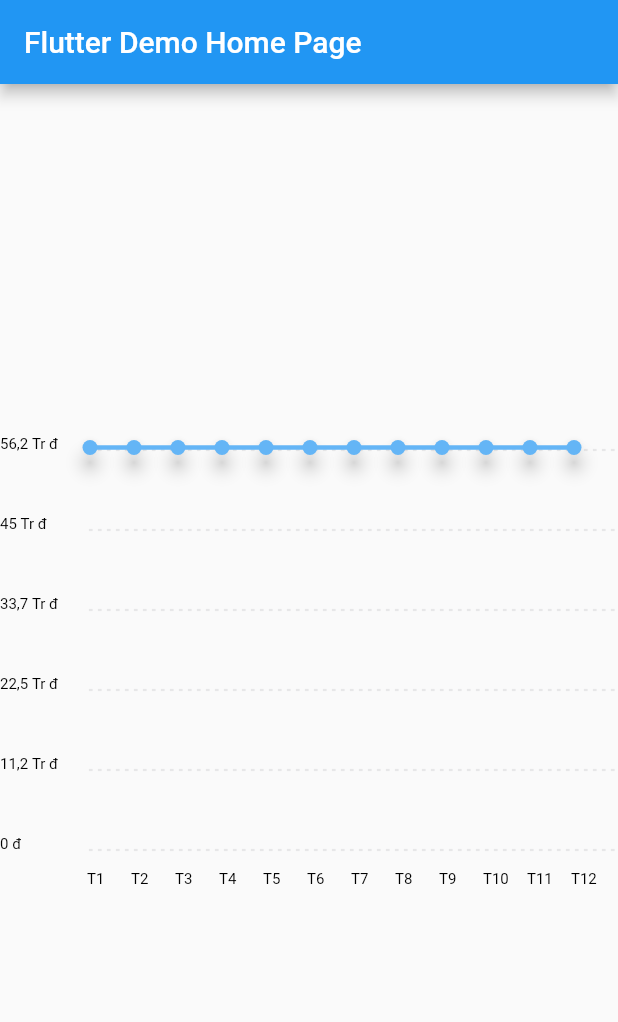
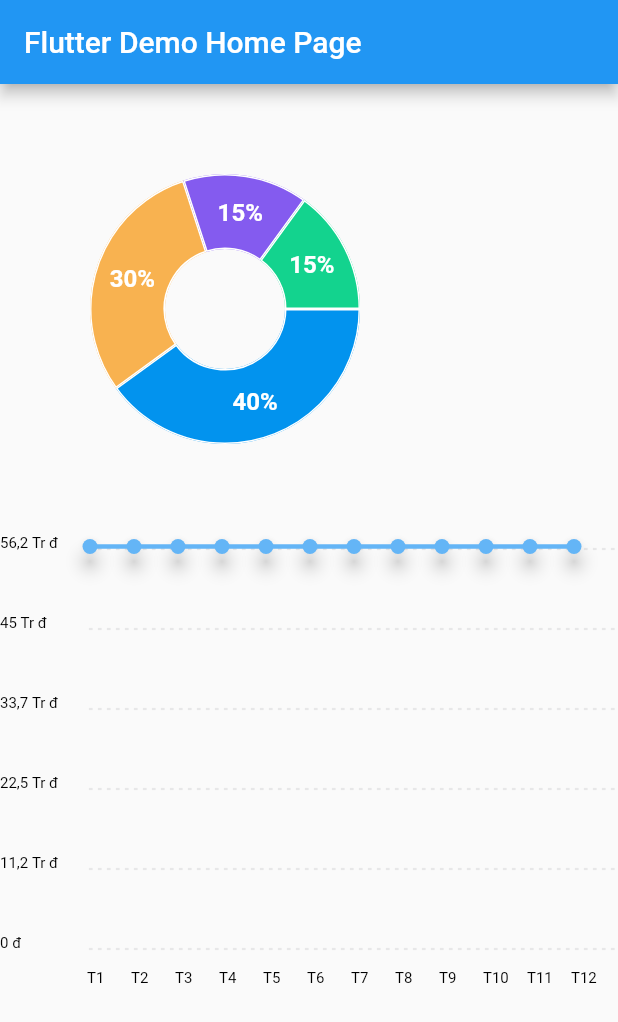
Before and after one commit to tranhieudevvietnam/flutter-chart, a Flutter app: the screen it shows after launch, on a phone screen of 412 x 824 dp. Shown: the top 1022 px of the screen. Run offline on Flutter 3.47's test engine with Material 2 defaults, Android fonts, the phone set to English and light mode, and no system bars.

Commit message:
update pie chart

```diff
--- a/flutter_chart/lib/main.dart
+++ b/flutter_chart/lib/main.dart
@@ -3,6 +3,7 @@ import 'dart:math';
 import 'package:flutter/material.dart';
 
 import 'line_chart/chart_line.dart';
+import 'pie_chart_example.dart';
 
 void main() {
   runApp(const MyApp());
@@ -99,8 +100,10 @@ class _MyHomePageState extends State<MyHomePage> {
       ),
       body: Center(
         child: Column(
-          mainAxisAlignment: MainAxisAlignment.center,
+          mainAxisAlignment: MainAxisAlignment.start,
+          crossAxisAlignment: CrossAxisAlignment.start,
           children: <Widget>[
+            const PieChartExample(),
             ChartsLine(
               height: 300,
               colorSelect: Colors.yellow,
--- /dev/null
+++ b/flutter_chart/lib/pie_chart/pie_chart_data.dart
@@ -0,0 +1,19 @@
+import 'package:flutter/material.dart';
+
+class PieChartData {
+  final double value;
+  String? title;
+  final TextStyle titleStyle;
+  final Color color;
+  final double radius;
+  BorderSide borderSide;
+  final double titlePositionPercentageOffset;
+  PieChartData(
+      {required this.value,
+      this.title,
+      required this.titleStyle,
+      required this.color,
+      required this.radius,
+      this.borderSide = const BorderSide(width: 0),
+      this.titlePositionPercentageOffset = 0.5});
+}
--- /dev/null
+++ b/flutter_chart/lib/pie_chart/pie_chart_paint.dart
@@ -0,0 +1,402 @@
+import 'package:flutter/material.dart';
+import 'package:flutter_chart/pie_chart/pie_chart_data.dart';
+import 'dart:math' as math;
+
+import 'utils.dart';
+
+class PieChartPaint extends CustomPainter {
+  final double centerSpaceRadius;
+  final List<PieChartData> sections;
+  final double startDegreeOffset;
+  final double sectionsSpace;
+
+  late Paint _sectionPaint;
+  late Paint _sectionStrokePaint;
+  BuildContext context;
+  final Function(PieChartData? pieSelected, int index) callBackTouch;
+
+  late Size viewSize;
+
+  PieChartPaint({
+    required this.context,
+    required this.sections,
+    required this.callBackTouch,
+    this.centerSpaceRadius = double.infinity,
+    this.startDegreeOffset = 0,
+    this.sectionsSpace = 0,
+  }) {
+    _sectionPaint = Paint()..style = PaintingStyle.stroke;
+    _sectionStrokePaint = Paint()..style = PaintingStyle.stroke;
+  }
+
+  @override
+  void paint(Canvas canvas, Size size) {
+    viewSize = size;
+    final sectionsAngle = calculateSectionsAngle(sumValue);
+    final centerRadius = calculateCenterRadius(size);
+
+    drawSections(canvas, sectionsAngle, centerRadius, size);
+    drawTexts(context, canvas, centerRadius, size);
+  }
+
+  @override
+  bool shouldRepaint(covariant CustomPainter oldDelegate) {
+    return true;
+  }
+
+  handleTouch(
+    Offset localPosition,
+  ) {
+    debugPrint('localPosition: $localPosition');
+
+    final sectionsAngle = calculateSectionsAngle(sumValue);
+
+    final center = Offset(viewSize.width / 2, viewSize.height / 2);
+
+    final touchedPoint2 = localPosition - center;
+
+    final touchX = touchedPoint2.dx;
+    final touchY = touchedPoint2.dy;
+    final aaa = math.pow(touchY, 2);
+    final bbb = math.pow(touchX, 2);
+    final touchR = math.sqrt(math.pow(touchX, 2) + math.pow(touchY, 2));
+    var touchAngle = Utils().degrees(math.atan2(touchY, touchX));
+    touchAngle = touchAngle < 0 ? (180 - touchAngle.abs()) + 180 : touchAngle;
+
+    PieChartData? foundSectionData;
+    var foundSectionDataPosition = -1;
+
+    /// Find the nearest section base on the touch spot
+    final relativeTouchAngle = (touchAngle - startDegreeOffset) % 360;
+    var tempAngle = 0.0;
+    for (var i = 0; i < sections.length; i++) {
+      final section = sections[i];
+      var sectionAngle = sectionsAngle[i];
+
+      tempAngle %= 360;
+      if (sections.length == 1) {
+        sectionAngle = 360;
+      } else {
+        sectionAngle %= 360;
+      }
+
+      /// degree criteria
+      final space = sectionsSpace / 2;
+      final fromDegree = tempAngle + space;
+      final toDegree = sectionAngle + tempAngle - space;
+      final isInDegree =
+          relativeTouchAngle >= fromDegree && relativeTouchAngle <= toDegree;
+
+      /// radius criteria
+      final centerRadius = calculateCenterRadius(viewSize);
+      final sectionRadius = centerRadius + section.radius;
+      final isInRadius = touchR > centerRadius && touchR <= sectionRadius;
+
+      if (isInDegree && isInRadius) {
+        foundSectionData = section;
+        foundSectionDataPosition = i;
+        break;
+      }
+
+      tempAngle += sectionAngle;
+    }
+    callBackTouch.call(foundSectionData, foundSectionDataPosition);
+
+    // return PieTouchedSection(
+    //   foundSectionData,
+    //   foundSectionDataPosition,
+    //   touchAngle,
+    //   touchR,
+    // );
+  }
+
+  void drawTexts(
+      BuildContext context, Canvas canvas, double centerRadius, Size viewSize) {
+    final center = Offset(viewSize.width / 2, viewSize.height / 2);
+
+    var tempAngle = startDegreeOffset;
+
+    for (var i = 0; i < sections.length; i++) {
+      final section = sections[i];
+      final startAngle = tempAngle;
+      final sweepAngle = 360 * (section.value / sumValue);
+      final sectionCenterAngle = startAngle + (sweepAngle / 2);
+
+      Offset sectionCenter(double percentageOffset) =>
+          center +
+          Offset(
+            math.cos(Utils().radians(sectionCenterAngle)) *
+                (centerRadius + (section.radius * percentageOffset)),
+            math.sin(Utils().radians(sectionCenterAngle)) *
+                (centerRadius + (section.radius * percentageOffset)),
+          );
+
+      final sectionCenterOffsetTitle =
+          sectionCenter(section.titlePositionPercentageOffset);
+
+      if (section.title?.isNotEmpty == true) {
+        final span = TextSpan(
+          style: Utils().getThemeAwareTextStyle(context, section.titleStyle),
+          text: section.title,
+        );
+        final tp = TextPainter(
+          text: span,
+          textAlign: TextAlign.center,
+          textDirection: TextDirection.ltr,
+        )..layout();
+
+        tp.paint(
+          canvas,
+          sectionCenterOffsetTitle - Offset(tp.width / 2, tp.height / 2),
+        );
+      }
+
+      tempAngle += sweepAngle;
+    }
+  }
+
+  void drawSections(
+    Canvas canvas,
+    List<double> sectionsAngle,
+    double centerRadius,
+    Size viewSize,
+  ) {
+    final center = Offset(viewSize.width / 2, viewSize.height / 2);
+
+    var tempAngle = startDegreeOffset;
+
+    for (var i = 0; i < sections.length; i++) {
+      final section = sections[i];
+      final sectionDegree = sectionsAngle[i];
+
+      if (sectionDegree == 360) {
+        _sectionPaint
+          ..color = section.color
+          ..strokeWidth = section.radius
+          ..style = PaintingStyle.stroke;
+        canvas.drawCircle(
+          center,
+          centerRadius + section.radius / 2,
+          _sectionPaint,
+        );
+        if (section.borderSide.width != 0.0 &&
+            section.borderSide.color.opacity != 0.0) {
+          _sectionStrokePaint
+            ..strokeWidth = section.borderSide.width
+            ..color = section.borderSide.color;
+          // Outer
+          canvas
+            ..drawCircle(
+              center,
+              centerRadius + section.radius - (section.borderSide.width / 2),
+              _sectionStrokePaint,
+            )
+
+            // Inner
+            ..drawCircle(
+              center,
+              centerRadius + (section.borderSide.width / 2),
+              _sectionStrokePaint,
+            );
+        }
+        return;
+      }
+
+      final sectionPath = generateSectionPath(
+        section,
+        sectionsSpace,
+        tempAngle,
+        sectionDegree,
+        center,
+        centerRadius,
+      );
+
+      drawSection(section, sectionPath, canvas);
+      drawSectionStroke(section, sectionPath, canvas, viewSize);
+      tempAngle += sectionDegree;
+    }
+  }
+
+  void drawSection(
+    PieChartData section,
+    Path sectionPath,
+    Canvas canvas,
+  ) {
+    _sectionPaint
+      ..color = section.color
+      ..style = PaintingStyle.fill;
+    canvas.drawPath(sectionPath, _sectionPaint);
+  }
+
+  void drawSectionStroke(
+    PieChartData section,
+    Path sectionPath,
+    Canvas canvas,
+    Size viewSize,
+  ) {
+    if (section.borderSide.width != 0.0 &&
+        section.borderSide.color.opacity != 0.0) {
+      canvas
+        ..saveLayer(
+          Rect.fromLTWH(0, 0, viewSize.width, viewSize.height),
+          Paint(),
+        )
+        ..clipPath(sectionPath);
+
+      _sectionStrokePaint
+        ..strokeWidth = section.borderSide.width * 2
+        ..color = section.borderSide.color;
+      canvas
+        ..drawPath(
+          sectionPath,
+          _sectionStrokePaint,
+        )
+        ..restore();
+    }
+  }
+
+  Path generateSectionPath(
+    PieChartData section,
+    double sectionSpace,
+    double tempAngle,
+    double sectionDegree,
+    Offset center,
+    double centerRadius,
+  ) {
+    final sectionRadiusRect = Rect.fromCircle(
+      center: center,
+      radius: centerRadius + section.radius,
+    );
+
+    final centerRadiusRect = Rect.fromCircle(
+      center: center,
+      radius: centerRadius,
+    );
+
+    final startRadians = Utils().radians(tempAngle);
+    final sweepRadians = Utils().radians(sectionDegree);
+    final endRadians = startRadians + sweepRadians;
+
+    final startLineDirection =
+        Offset(math.cos(startRadians), math.sin(startRadians));
+
+    final startLineFrom = center + startLineDirection * centerRadius;
+    final startLineTo = startLineFrom + startLineDirection * section.radius;
+    final startLine = Line(startLineFrom, startLineTo);
+
+    final endLineDirection = Offset(math.cos(endRadians), math.sin(endRadians));
+
+    final endLineFrom = center + endLineDirection * centerRadius;
+    final endLineTo = endLineFrom + endLineDirection * section.radius;
+    final endLine = Line(endLineFrom, endLineTo);
+
+    var sectionPath = Path()
+      ..moveTo(startLine.from.dx, startLine.from.dy)
+      ..lineTo(startLine.to.dx, startLine.to.dy)
+      ..arcTo(sectionRadiusRect, startRadians, sweepRadians, false)
+      ..lineTo(endLine.from.dx, endLine.from.dy)
+      ..arcTo(centerRadiusRect, endRadians, -sweepRadians, false)
+      ..moveTo(startLine.from.dx, startLine.from.dy)
+      ..close();
+
+    // debugPrint("value: ${section.value}");
+    // debugPrint("startLine.from.dx: ${startLine.from.dx}");
+    // debugPrint("startLine.from.dy: ${startLine.from.dy}");
+    // debugPrint("startLine.to.dx: ${startLine.to.dx}");
+    // debugPrint("startLine.to.dy: ${startLine.to.dy}");
+    // debugPrint("endLine.from.dx: ${endLine.from.dx}");
+    // debugPrint("endLine.from.dy: ${endLine.from.dy}");
+    // debugPrint("endLine.to.dx: ${endLine.to.dx}");
+    // debugPrint("endLine.to.dy: ${endLine.to.dy}");
+
+    /// Subtract section space from the sectionPath
+    if (sectionSpace != 0) {
+      final startLineSeparatorPath = createRectPathAroundLine(
+        Line(startLineFrom, startLineTo),
+        sectionSpace,
+      );
+      sectionPath = Path.combine(
+        PathOperation.difference,
+        sectionPath,
+        startLineSeparatorPath,
+      );
+
+      final endLineSeparatorPath =
+          createRectPathAroundLine(Line(endLineFrom, endLineTo), sectionSpace);
+      sectionPath = Path.combine(
+        PathOperation.difference,
+        sectionPath,
+        endLineSeparatorPath,
+      );
+    }
+
+    return sectionPath;
+  }
+
+  Path createRectPathAroundLine(Line line, double width) {
+    width = width / 2;
+    final normalized = line.normalize();
+
+    final verticalAngle = line.direction() + (math.pi / 2);
+    final verticalDirection =
+        Offset(math.cos(verticalAngle), math.sin(verticalAngle));
+
+    final startPoint1 = Offset(
+      line.from.dx -
+          (normalized * (width / 2)).dx -
+          (verticalDirection * width).dx,
+      line.from.dy -
+          (normalized * (width / 2)).dy -
+          (verticalDirection * width).dy,
+    );
+
+    final startPoint2 = Offset(
+      line.to.dx +
+          (normalized * (width / 2)).dx -
+          (verticalDirection * width).dx,
+      line.to.dy +
+          (normalized * (width / 2)).dy -
+          (verticalDirection * width).dy,
+    );
+
+    final startPoint3 = Offset(
+      startPoint2.dx + (verticalDirection * (width * 2)).dx,
+      startPoint2.dy + (verticalDirection * (width * 2)).dy,
+    );
+
+    final startPoint4 = Offset(
+      startPoint1.dx + (verticalDirection * (width * 2)).dx,
+      startPoint1.dy + (verticalDirection * (width * 2)).dy,
+    );
+
+    return Path()
+      ..moveTo(startPoint1.dx, startPoint1.dy)
+      ..lineTo(startPoint2.dx, startPoint2.dy)
+      ..lineTo(startPoint3.dx, startPoint3.dy)
+      ..lineTo(startPoint4.dx, startPoint4.dy)
+      ..lineTo(startPoint1.dx, startPoint1.dy);
+  }
+
+  double get sumValue => sections
+      .map((data) => data.value)
+      .reduce((first, second) => first + second);
+
+  List<double> calculateSectionsAngle(
+    double sumValue,
+  ) {
+    return sections.map((section) {
+      return 360 * (section.value / sumValue);
+    }).toList();
+  }
+
+  double calculateCenterRadius(
+    Size viewSize,
+  ) {
+    if (centerSpaceRadius.isFinite) {
+      return centerSpaceRadius;
+    }
+    final maxRadius =
+        sections.reduce((a, b) => a.radius > b.radius ? a : b).radius;
+    return (viewSize.shortestSide - (maxRadius * 2)) / 2;
+  }
+}
--- /dev/null
+++ b/flutter_chart/lib/pie_chart/utils.dart
@@ -0,0 +1,64 @@
+import 'dart:math' as math;
+
+import 'package:flutter/material.dart';
+import 'package:flutter/painting.dart';
+
+class Utils {
+  static const double _degrees2Radians = math.pi / 180.0;
+
+  /// Converts degrees to radians
+  double radians(double degrees) => degrees * _degrees2Radians;
+
+  static const double _radians2Degrees = 180.0 / math.pi;
+
+  /// Converts radians to degrees
+  double degrees(double radians) => radians * _radians2Degrees;
+
+  /// Returns a TextStyle based on provided [context], if [providedStyle] provided we try to merge it.
+  TextStyle getThemeAwareTextStyle(
+    BuildContext context,
+    TextStyle? providedStyle,
+  ) {
+    final defaultTextStyle = DefaultTextStyle.of(context);
+    var effectiveTextStyle = providedStyle;
+    if (providedStyle == null || providedStyle.inherit) {
+      effectiveTextStyle = defaultTextStyle.style.merge(providedStyle);
+    }
+    if (MediaQuery.boldTextOverride(context)) {
+      effectiveTextStyle = effectiveTextStyle!
+          .merge(const TextStyle(fontWeight: FontWeight.bold));
+    }
+    return effectiveTextStyle!;
+  }
+}
+
+/// Describes a line model (contains [from], and end [to])
+class Line {
+  Line(this.from, this.to);
+
+  /// Start of the line
+  final Offset from;
+
+  /// End of the line
+  final Offset to;
+
+  /// Returns the length of line
+  double magnitude() {
+    final diff = to - from;
+    final dx = diff.dx;
+    final dy = diff.dy;
+    return math.sqrt(dx * dx + dy * dy);
+  }
+
+  /// Returns angle of the line in radians
+  double direction() {
+    final diff = to - from;
+    return math.atan(diff.dy / diff.dx);
+  }
+
+  /// Returns the line in magnitude of 1.0
+  Offset normalize() {
+    final diffOffset = to - from;
+    return diffOffset * (1.0 / magnitude());
+  }
+}
--- /dev/null
+++ b/flutter_chart/lib/pie_chart_example.dart
@@ -0,0 +1,110 @@
+import 'package:flutter/material.dart';
+import 'package:flutter_chart/pie_chart/pie_chart_paint.dart';
+
+import 'pie_chart/pie_chart_data.dart';
+
+class PieChartExample extends StatefulWidget {
+  const PieChartExample({super.key});
+
+  @override
+  State<PieChartExample> createState() => _PieChartExampleState();
+}
+
+class _PieChartExampleState extends State<PieChartExample> {
+  int touchedIndex = -1;
+  Offset? position;
+
+  @override
+  Widget build(BuildContext context) {
+    final customPaint = PieChartPaint(
+      context: context,
+      callBackTouch: (pieSelected, index) {
+        // if (pieSelected == null) {
+        //   touchedIndex = -1;
+        //   return;
+        // }
+        setState(() {
+          touchedIndex = index;
+        });
+      },
+      sections: showingSections(),
+      sectionsSpace: 0,
+      centerSpaceRadius: 40,
+    );
+    return Listener(
+      onPointerDown: (event) {
+        customPaint.handleTouch(
+          event.position,
+        );
+      },
+      child: CustomPaint(
+        size: const Size(300, 300),
+        painter: customPaint,
+      ),
+    );
+  }
+
+  List<PieChartData> showingSections() {
+    return List.generate(4, (i) {
+      final isTouched = i == touchedIndex;
+      final fontSize = isTouched ? 25.0 : 16.0;
+      final radius = isTouched ? 60.0 : 50.0;
+      switch (i) {
+        case 0:
+          return PieChartData(
+            color: const Color(0xff0293ee),
+            value: 40,
+            title: '40%',
+            radius: radius,
+            borderSide: const BorderSide(width: 1, color: Colors.white),
+            titleStyle: TextStyle(
+              fontSize: fontSize,
+              fontWeight: FontWeight.bold,
+              color: const Color(0xffffffff),
+            ),
+          );
+        case 1:
+          return PieChartData(
+            color: const Color(0xfff8b250),
+            value: 30,
+            title: '30%',
+            radius: radius,
+            borderSide: const BorderSide(width: 1, color: Colors.white),
+            titleStyle: TextStyle(
+              fontSize: fontSize,
+              fontWeight: FontWeight.bold,
+              color: const Color(0xffffffff),
+            ),
+          );
+        case 2:
+          return PieChartData(
+            color: const Color(0xff845bef),
+            value: 15,
+            title: '15%',
+            radius: radius,
+            borderSide: const BorderSide(width: 1, color: Colors.white),
+            titleStyle: TextStyle(
+              fontSize: fontSize,
+              fontWeight: FontWeight.bold,
+              color: const Color(0xffffffff),
+            ),
+          );
+        case 3:
+          return PieChartData(
+            color: const Color(0xff13d38e),
+            value: 15,
+            title: '15%',
+            radius: radius,
+            borderSide: const BorderSide(width: 1, color: Colors.white),
+            titleStyle: TextStyle(
+              fontSize: fontSize,
+              fontWeight: FontWeight.bold,
+              color: const Color(0xffffffff),
+            ),
+          );
+        default:
+          throw Error();
+      }
+    });
+  }
+}
```
Also changed, not shown: flutter_chart/lib/line_chart/chart_line.dart (+6 -1 lines), flutter_chart/lib/pie_chart/pie_chart.dart (added).
